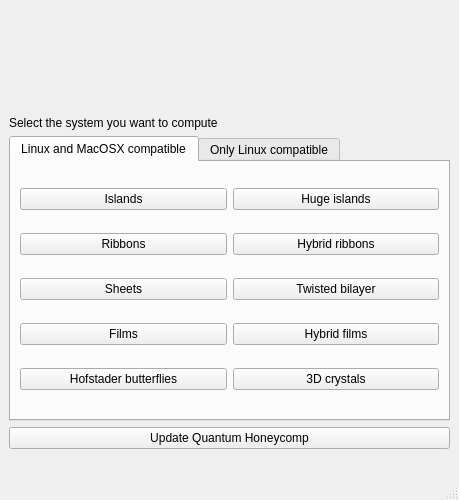
Old version of the form development/interface-pyqt/system_selection/interface.ui in the repository joselado/quantum-honeycomp.
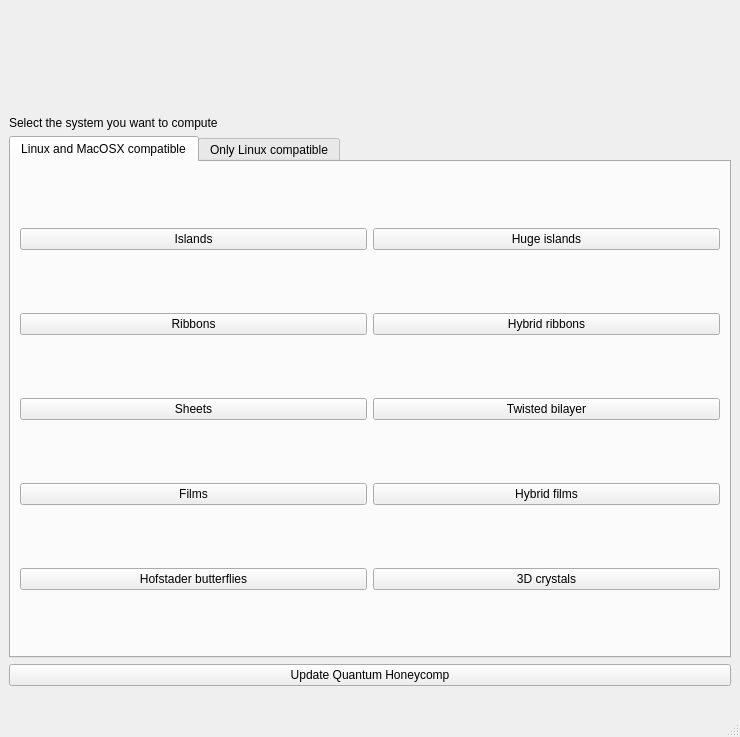
New version of the form.

```diff
--- a/development/interface-pyqt/system_selection/interface.ui
+++ b/development/interface-pyqt/system_selection/interface.ui
@@ -6,10 +6,16 @@
    <rect>
     <x>0</x>
     <y>0</y>
-    <width>459</width>
-    <height>500</height>
+    <width>740</width>
+    <height>737</height>
    </rect>
   </property>
+  <property name="minimumSize">
+   <size>
+    <width>740</width>
+    <height>737</height>
+   </size>
+  </property>
   <property name="windowTitle">
    <string>Quantum Honeycomp: system selection</string>
   </property>
```
Left out of the diff: 2 changed lines with no effect on the pictures.
